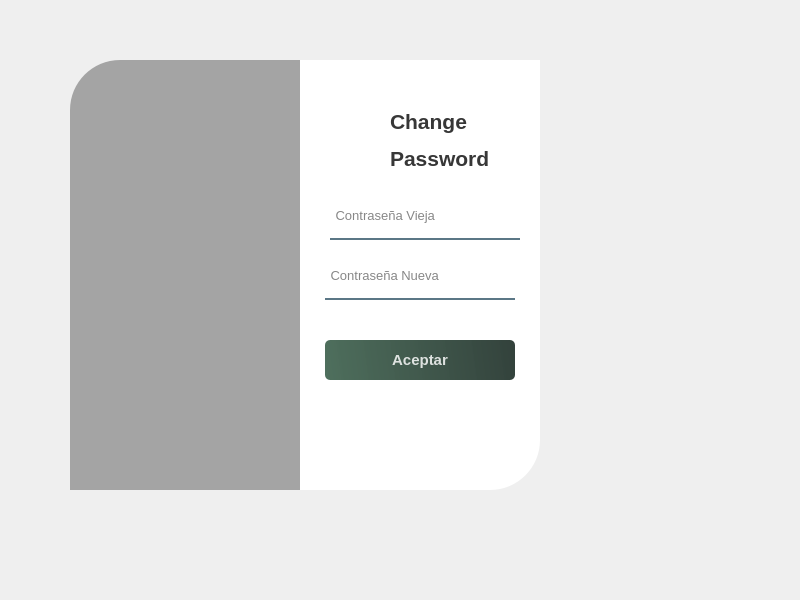
This is src/view/ui/change_password_view.ui in DavidTabuyo/SIFABUL_2.0 as Qt 5 draws it before an edit. The edited form follows.
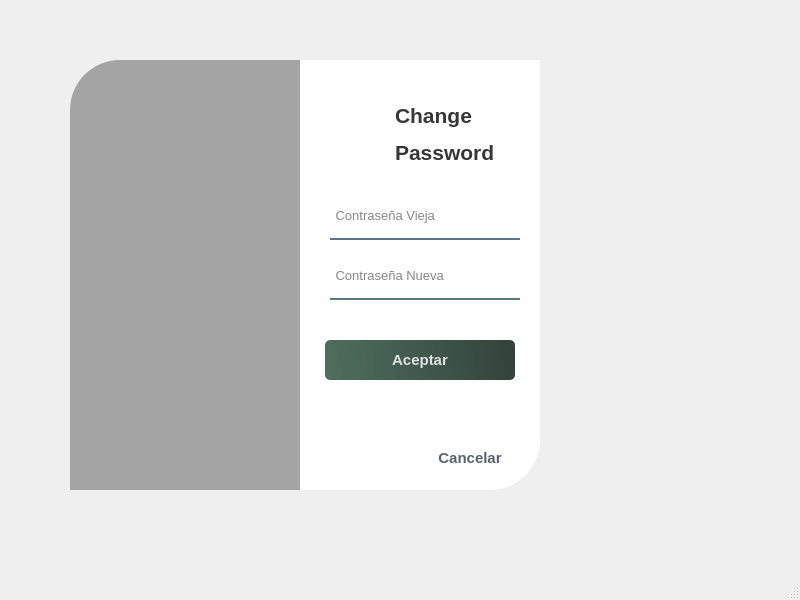
This is the edited form. Icons and pictures are not drawn.

Commit message: Añadido de los botones Cancelar

Patch:
```diff
--- a/src/view/ui/change_password_view.ui
+++ b/src/view/ui/change_password_view.ui
@@ -56,17 +56,7 @@
     color: rgba(131, 96, 53, 255);
 }
 
-QPushButton#pushButton_2:pressed {
-    padding-left: 5px;
-    padding-top: 5px;
-    background-color: rgba(91, 88, 53, 255);
-}
-
-QPushButton#pushButton_2:pressed {
-    padding-left: 5px;
-    padding-top: 5px;
-    background-color: rgba(49, 87, 66, 255);
-}</string>
+</string>
     </property>
     <widget class="QLabel" name="label">
      <property name="geometry">
@@ -122,8 +112,8 @@
     <widget class="QLabel" name="label_4">
      <property name="geometry">
       <rect>
-       <x>360</x>
-       <y>70</y>
+       <x>365</x>
+       <y>64</y>
        <width>140</width>
        <height>81</height>
       </rect>
@@ -145,7 +135,7 @@
     <widget class="QLineEdit" name="lineEdit_2">
      <property name="geometry">
       <rect>
-       <x>295</x>
+       <x>300</x>
        <y>230</y>
        <width>190</width>
        <height>40</height>
@@ -237,8 +227,42 @@
       <string> Contraseña Vieja</string>
      </property>
     </widget>
+    <widget class="QPushButton" name="pushButton_2">
+     <property name="geometry">
+      <rect>
+       <x>390</x>
+       <y>410</y>
+       <width>100</width>
+       <height>35</height>
+      </rect>
+     </property>
+     <property name="font">
+      <font>
+       <pointsize>11</pointsize>
+       <weight>75</weight>
+       <bold>true</bold>
+      </font>
+     </property>
+     <property name="cursor">
+      <cursorShape>PointingHandCursor</cursorShape>
+     </property>
+     <property name="text">
+      <string>Cancelar</string>
+     </property>
+    </widget>
    </widget>
   </widget>
+  <widget class="QMenuBar" name="menubar">
+   <property name="geometry">
+    <rect>
+     <x>0</x>
+     <y>0</y>
+     <width>800</width>
+     <height>26</height>
+    </rect>
+   </property>
+  </widget>
+  <widget class="QStatusBar" name="statusbar"/>
  </widget>
  <resources/>
  <connections/>
```
Left out of the diff: 12 changed lines with no effect on the pictures. The commit also changes 1 other file.
